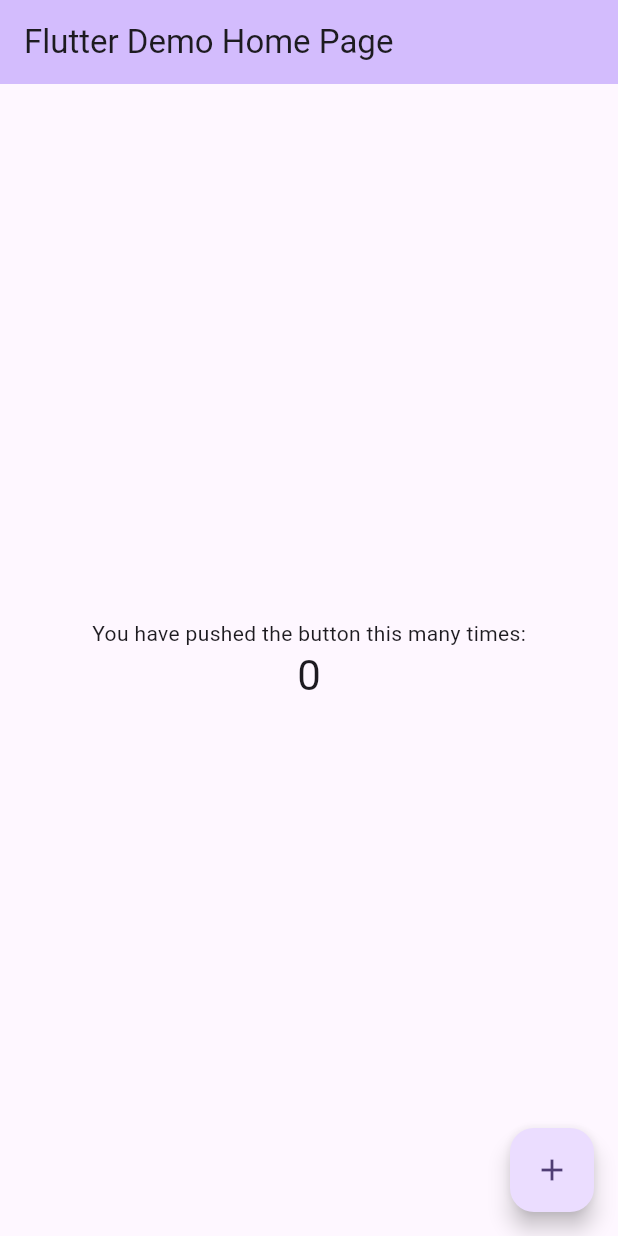
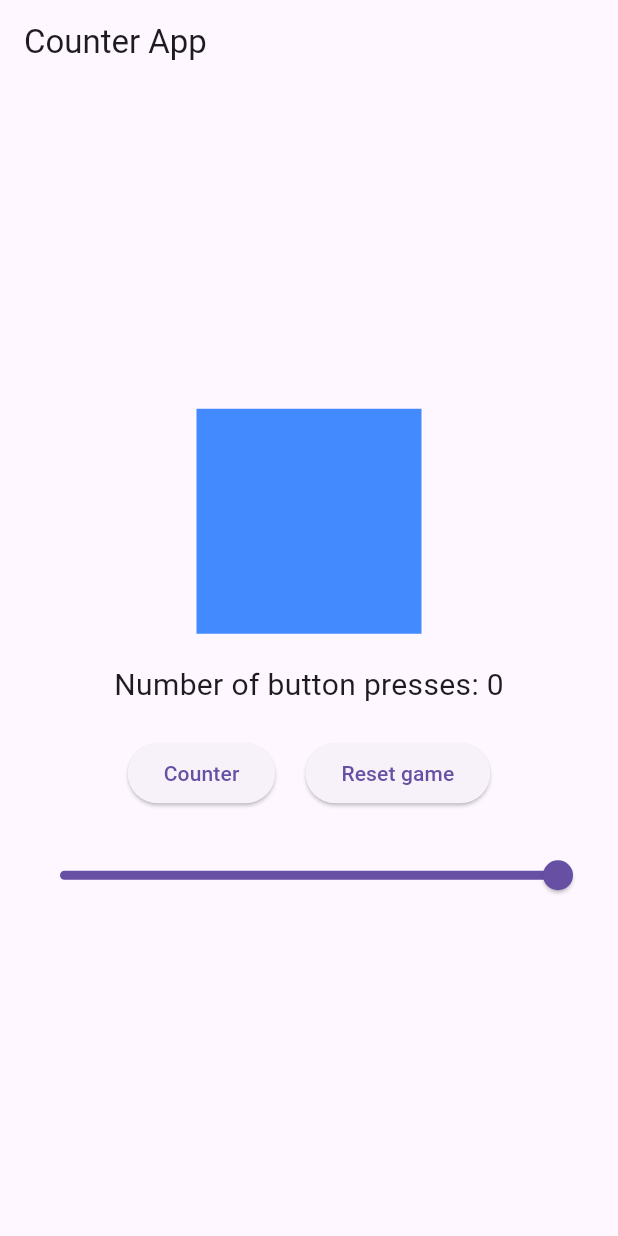
Before and after one commit to duclong3907/my_counter_app, a Flutter app: the screen it shows after launch, on a phone screen of 412 x 824 dp. Run offline on Flutter 3.47's test engine with Material 3 defaults, Android fonts, the phone set to English and light mode, and no system bars.

Commit message:
finish counter game

```diff
--- a/lib/main.dart
+++ b/lib/main.dart
@@ -1,125 +1,131 @@
 import 'package:flutter/material.dart';
+import 'package:flutter/services.dart';
 
 void main() {
-  runApp(const MyApp());
+  runApp(const CounterApp());
 }
 
-class MyApp extends StatelessWidget {
-  const MyApp({super.key});
+class CounterApp extends StatelessWidget {
+  const CounterApp({super.key});
 
-  // This widget is the root of your application.
   @override
   Widget build(BuildContext context) {
+    SystemChrome.setPreferredOrientations([
+      DeviceOrientation.portraitUp,
+    ]);
     return MaterialApp(
-      title: 'Flutter Demo',
+      title: 'Counter App',
       theme: ThemeData(
-        // This is the theme of your application.
-        //
-        // TRY THIS: Try running your application with "flutter run". You'll see
-        // the application has a purple toolbar. Then, without quitting the app,
-        // try changing the seedColor in the colorScheme below to Colors.green
-        // and then invoke "hot reload" (save your changes or press the "hot
-        // reload" button in a Flutter-supported IDE, or press "r" if you used
-        // the command line to start the app).
-        //
-        // Notice that the counter didn't reset back to zero; the application
-        // state is not lost during the reload. To reset the state, use hot
-        // restart instead.
-        //
-        // This works for code too, not just values: Most code changes can be
-        // tested with just a hot reload.
-        colorScheme: ColorScheme.fromSeed(seedColor: Colors.deepPurple),
-        useMaterial3: true,
+        primarySwatch: Colors.blue,
       ),
-      home: const MyHomePage(title: 'Flutter Demo Home Page'),
+      home: const CounterScreen(),
     );
   }
 }
 
-class MyHomePage extends StatefulWidget {
-  const MyHomePage({super.key, required this.title});
-
-  // This widget is the home page of your application. It is stateful, meaning
-  // that it has a State object (defined below) that contains fields that affect
-  // how it looks.
-
-  // This class is the configuration for the state. It holds the values (in this
-  // case the title) provided by the parent (in this case the App widget) and
-  // used by the build method of the State. Fields in a Widget subclass are
-  // always marked "final".
-
-  final String title;
+class CounterScreen extends StatefulWidget {
+  const CounterScreen({super.key});
 
   @override
-  State<MyHomePage> createState() => _MyHomePageState();
+  State<CounterScreen> createState() => _CounterScreenState();
 }
 
-class _MyHomePageState extends State<MyHomePage> {
+class _CounterScreenState extends State<CounterScreen> {
   int _counter = 0;
+  double _brightness = 1.0;
 
   void _incrementCounter() {
     setState(() {
-      // This call to setState tells the Flutter framework that something has
-      // changed in this State, which causes it to rerun the build method below
-      // so that the display can reflect the updated values. If we changed
-      // _counter without calling setState(), then the build method would not be
-      // called again, and so nothing would appear to happen.
       _counter++;
     });
   }
 
+  void _updateBrightness(double value) {
+    setState(() {
+      _brightness = value;
+    });
+  }
+
+  void _resetCounter() async {
+    bool? confirmReset = await showDialog(
+      context: context,
+      builder: (BuildContext context) {
+        return AlertDialog(
+          title: const Text('Confirm Reset'),
+          content: const Text('Are you sure you want to reset the game?'),
+          actions: <Widget>[
+            TextButton(
+              child: const Text('CANCEL'),
+              onPressed: () {
+                Navigator.of(context).pop(false);
+              },
+            ),
+            TextButton(
+              child: const Text('YES'),
+              onPressed: () {
+                Navigator.of(context).pop(true);
+              },
+            ),
+          ],
+        );
+      },
+    );
+
+    if (confirmReset == true) {
+      setState(() {
+        _counter = 0;
+        _brightness = 0.5;
+      });
+    }
+  }
+
   @override
   Widget build(BuildContext context) {
-    // This method is rerun every time setState is called, for instance as done
-    // by the _incrementCounter method above.
-    //
-    // The Flutter framework has been optimized to make rerunning build methods
-    // fast, so that you can just rebuild anything that needs updating rather
-    // than having to individually change instances of widgets.
     return Scaffold(
       appBar: AppBar(
-        // TRY THIS: Try changing the color here to a specific color (to
-        // Colors.amber, perhaps?) and trigger a hot reload to see the AppBar
-        // change color while the other colors stay the same.
-        backgroundColor: Theme.of(context).colorScheme.inversePrimary,
-        // Here we take the value from the MyHomePage object that was created by
-        // the App.build method, and use it to set our appbar title.
-        title: Text(widget.title),
+        title: const Text('Counter App'),
       ),
-      body: Center(
-        // Center is a layout widget. It takes a single child and positions it
-        // in the middle of the parent.
+      body: Padding(
+        padding: const EdgeInsets.all(16.0),
         child: Column(
-          // Column is also a layout widget. It takes a list of children and
-          // arranges them vertically. By default, it sizes itself to fit its
-          // children horizontally, and tries to be as tall as its parent.
-          //
-          // Column has various properties to control how it sizes itself and
-          // how it positions its children. Here we use mainAxisAlignment to
-          // center the children vertically; the main axis here is the vertical
-          // axis because Columns are vertical (the cross axis would be
-          // horizontal).
-          //
-          // TRY THIS: Invoke "debug painting" (choose the "Toggle Debug Paint"
-          // action in the IDE, or press "p" in the console), to see the
-          // wireframe for each widget.
           mainAxisAlignment: MainAxisAlignment.center,
           children: <Widget>[
-            const Text(
-              'You have pushed the button this many times:',
+            Container(
+              width: 150,
+              height: 150,
+              color: Colors.blueAccent.withOpacity(_brightness),
             ),
+            SizedBox(height: 20),
             Text(
-              '$_counter',
-              style: Theme.of(context).textTheme.headlineMedium,
+              'Number of button presses: $_counter',
+              style: TextStyle(fontSize: 20),
+            ),
+            SizedBox(height: 20),
+            Row(
+              mainAxisAlignment: MainAxisAlignment.center,
+              children: [
+                ElevatedButton(
+                  onPressed: _incrementCounter,
+                  child: Text('Counter'),
+                ),
+                SizedBox(width: 20),
+                ElevatedButton(
+                  onPressed: _resetCounter,
+                  child: Text('Reset game'),
+                ),
+              ],
+            ),
+            SizedBox(height: 20),
+            Slider(
+              value: _brightness,
+              min: 0.0,
+              max: 1.0,
+              onChanged: _updateBrightness,
+              label: 'Brightness: ${(_brightness * 100).round()}%',
             ),
           ],
         ),
       ),
-      floatingActionButton: FloatingActionButton(
-        onPressed: _incrementCounter,
-        tooltip: 'Increment',
-        child: const Icon(Icons.add),
-      ), // This trailing comma makes auto-formatting nicer for build methods.
     );
   }
 }
```
Also changed, not shown: 1 other file.
